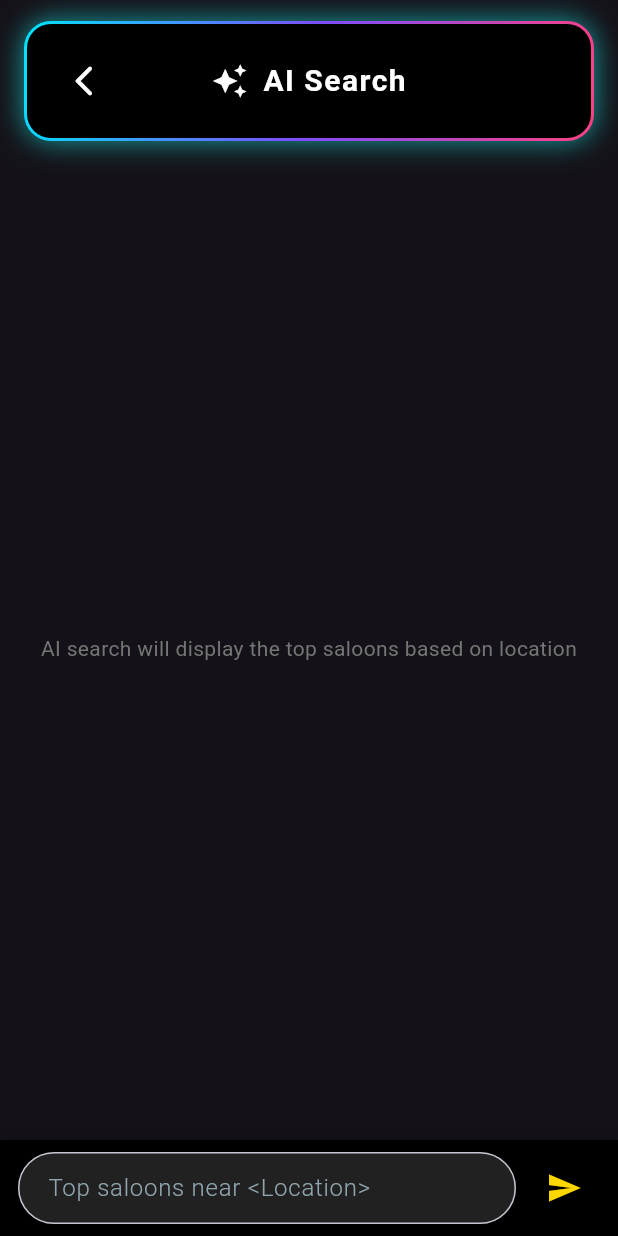
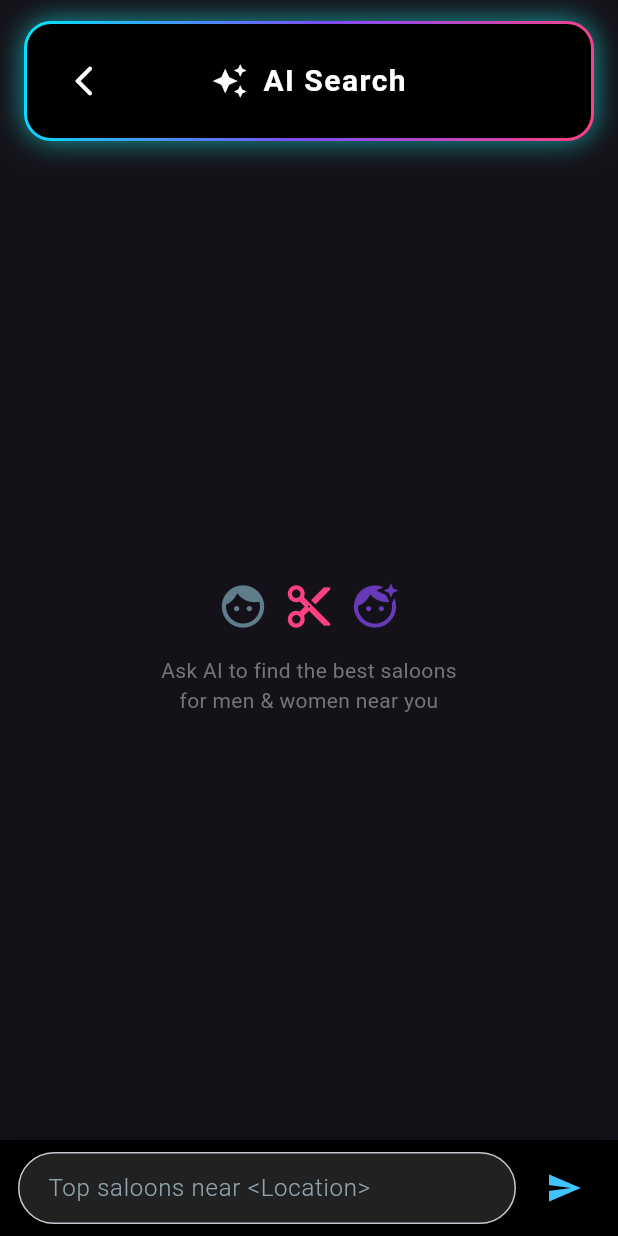
Before and after one commit to sachin557/parlour_flutter_app, a Flutter app: the screen it shows after launch, after a tap on "AI Search", on a phone screen of 412 x 824 dp. Run offline on Flutter 3.47's test engine with Material 3 defaults, Android fonts, the light colour scheme and no system bars.

Commit message:
added icons for the options and added icon ai chat body

```diff
--- a/lib/aisearch.dart
+++ b/lib/aisearch.dart
@@ -54,7 +54,6 @@ class _AiSearchPageState extends State<AiSearchPage> {
                     const EdgeInsets.symmetric(horizontal: 14, vertical: 14),
                 child: Row(
                   children: [
-                    // ⬅ BACK
                     IconButton(
                       icon: Icon(
                         Icons.arrow_back_ios_new_rounded,
@@ -63,7 +62,6 @@ class _AiSearchPageState extends State<AiSearchPage> {
                       onPressed: () => Navigator.pop(context),
                     ),
 
-                    // TITLE
                     Expanded(
                       child: Row(
                         mainAxisAlignment: MainAxisAlignment.center,
@@ -87,7 +85,6 @@ class _AiSearchPageState extends State<AiSearchPage> {
                       ),
                     ),
 
-                    // spacer to keep title centered
                     const SizedBox(width: 48),
                   ],
                 ),
@@ -100,16 +97,39 @@ class _AiSearchPageState extends State<AiSearchPage> {
       // ================= BODY =================
       body: Column(
         children: [
-          // 🔹 Future AI responses here
+          // 🔹 AI INTRO / HINT
           Expanded(
             child: Center(
-              child: Text(
-                "AI search will display the top saloons based on location",
+              child: Column(
+                mainAxisAlignment: MainAxisAlignment.center,
+                children: [
+                  // ================= ICON ROW =================
+                  Row(
+                    mainAxisAlignment: MainAxisAlignment.center,
+                    children: const [
+                      Icon(Icons.face, size: 34, color: Colors.blueGrey),
+                      SizedBox(width: 10),
+                      Icon(Icons.content_cut,
+                          size: 34, color: Colors.pinkAccent),
+                      SizedBox(width: 10),
+                      Icon(Icons.face_retouching_natural,
+                          size: 34, color: Colors.deepPurple),
+                    ],
+                  ),
+
+                  const SizedBox(height: 16),
+
+                  // ================= TEXT =================
+                  Text(
+                    "Ask AI to find the best saloons\nfor men & women near you",
                     textAlign: TextAlign.center,
                     style: TextStyle(
                       color: Colors.grey.shade600,
                       fontSize: 14,
+                      height: 1.4,
                     ),
+                  ),
+                ],
               ),
             ),
           ),
@@ -141,11 +161,10 @@ class _AiSearchPageState extends State<AiSearchPage> {
                       border: OutlineInputBorder(
                         borderRadius: BorderRadius.circular(30),
                         borderSide: const BorderSide(
-    color: Colors.white, //
+                          color: Colors.white,
                           width: 1.2,
                         ),
                       ),
-
                       filled: true,
                       fillColor: Colors.grey.shade900,
                       contentPadding:
@@ -157,7 +176,7 @@ class _AiSearchPageState extends State<AiSearchPage> {
                 IconButton(
                   icon: const Icon(
                     Icons.send,
-                    color: Color(0xFFFFD700), // ✨ Gold send icon
+                    color: Colors.lightBlueAccent, // ✨ Gold
                   ),
                   onPressed: () {
                     print(_controller.text);
--- a/lib/parlour.dart
+++ b/lib/parlour.dart
@@ -95,7 +95,6 @@ class Parlour extends StatelessWidget {
                       ],
                     ),
 
-                    // 🔹 NEON SEPARATOR (RESTORED)
                     _neonDivider(),
 
                     const Spacer(),
@@ -111,7 +110,6 @@ class Parlour extends StatelessWidget {
 
                     const Spacer(),
 
-                    // 🔹 NEON SEPARATOR (RESTORED)
                     _neonDivider(),
 
                     // ===== GUIDE =====
@@ -155,15 +153,19 @@ class Parlour extends StatelessWidget {
         child: Column(
           children: [
             const SizedBox(height: 60),
+
+            // ===== ROW 1 =====
             _optionRow(
               context,
               optionGradient,
               leftText: "Parlour Near Me",
+              leftIcon: Icons.location_on,
               leftTap: () => Navigator.push(
                 context,
                 MaterialPageRoute(builder: (_) => const NearMe()),
               ),
               rightText: "Book An Appointment",
+              rightIcon: Icons.calendar_month,
               rightTap: () => Navigator.push(
                 context,
                 MaterialPageRoute(
@@ -171,17 +173,22 @@ class Parlour extends StatelessWidget {
                 ),
               ),
             ),
+
             const SizedBox(height: 12),
+
+            // ===== ROW 2 =====
             _optionRow(
               context,
               optionGradient,
               leftText: "Category",
+              leftIcon: Icons.category,
               leftTap: () => Navigator.push(
                 context,
                 MaterialPageRoute(
                     builder: (_) => const MenWomenCtegory()),
               ),
               rightText: "Contact Support",
+              rightIcon: Icons.support_agent,
               rightTap: () => Navigator.push(
                 context,
                 MaterialPageRoute(builder: (_) => const Support()),
@@ -209,8 +216,10 @@ class Parlour extends StatelessWidget {
     BuildContext context,
     LinearGradient gradient, {
     required String leftText,
+    required IconData leftIcon,
     required VoidCallback leftTap,
     required String rightText,
+    required IconData rightIcon,
     required VoidCallback rightTap,
   }) {
     return SizedBox(
@@ -229,6 +238,7 @@ class Parlour extends StatelessWidget {
               Expanded(
                 child: _optionBox(
                   text: leftText,
+                  icon: leftIcon,
                   onTap: leftTap,
                   gradient: gradient,
                 ),
@@ -237,6 +247,7 @@ class Parlour extends StatelessWidget {
               Expanded(
                 child: _optionBox(
                   text: rightText,
+                  icon: rightIcon,
                   onTap: rightTap,
                   gradient: gradient,
                 ),
@@ -248,8 +259,10 @@ class Parlour extends StatelessWidget {
     );
   }
 
+  // ================= OPTION BOX =================
   Widget _optionBox({
     required String text,
+    required IconData icon,
     required VoidCallback onTap,
     required LinearGradient gradient,
   }) {
@@ -261,8 +274,12 @@ class Parlour extends StatelessWidget {
           gradient: gradient,
           borderRadius: BorderRadius.circular(12),
         ),
-        child: Center(
-          child: Text(
+        child: Column(
+          mainAxisAlignment: MainAxisAlignment.center,
+          children: [
+            Icon(icon, size: 34, color: Colors.black),
+            const SizedBox(height: 8),
+            Text(
               text,
               textAlign: TextAlign.center,
               style: const TextStyle(
@@ -270,12 +287,13 @@ class Parlour extends StatelessWidget {
                 color: Colors.black,
               ),
             ),
+          ],
         ),
       ),
     );
   }
 
-  // ================= NEON DIVIDER (RESTORED) =================
+  // ================= NEON DIVIDER =================
   Widget _neonDivider() {
     return Container(
       height: 32,
@@ -352,7 +370,7 @@ class _AnimatedHeaderTextState extends State<_AnimatedHeaderText>
   }
 }
 
-// ================= AI SEARCH ICON ANIMATION =================
+// ================= AI SEARCH BUTTON =================
 class _AnimatedAiSearchButton extends StatefulWidget {
   final VoidCallback onTap;
   final LinearGradient gradient;
```
Lines whose indentation alone changed are shown as unchanged.
